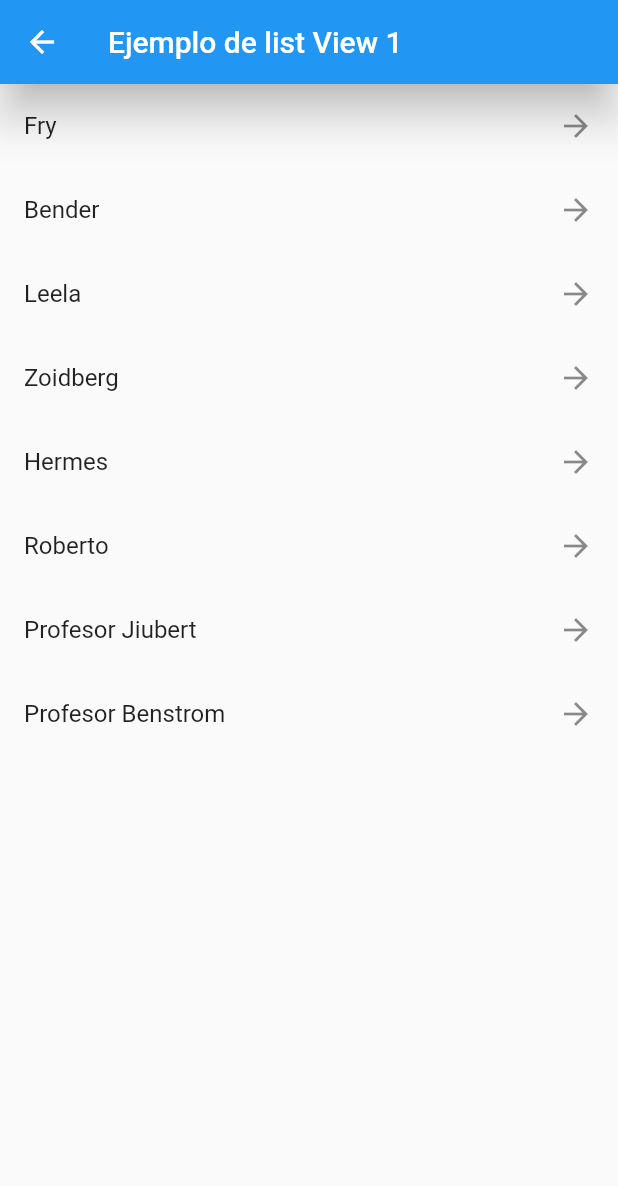
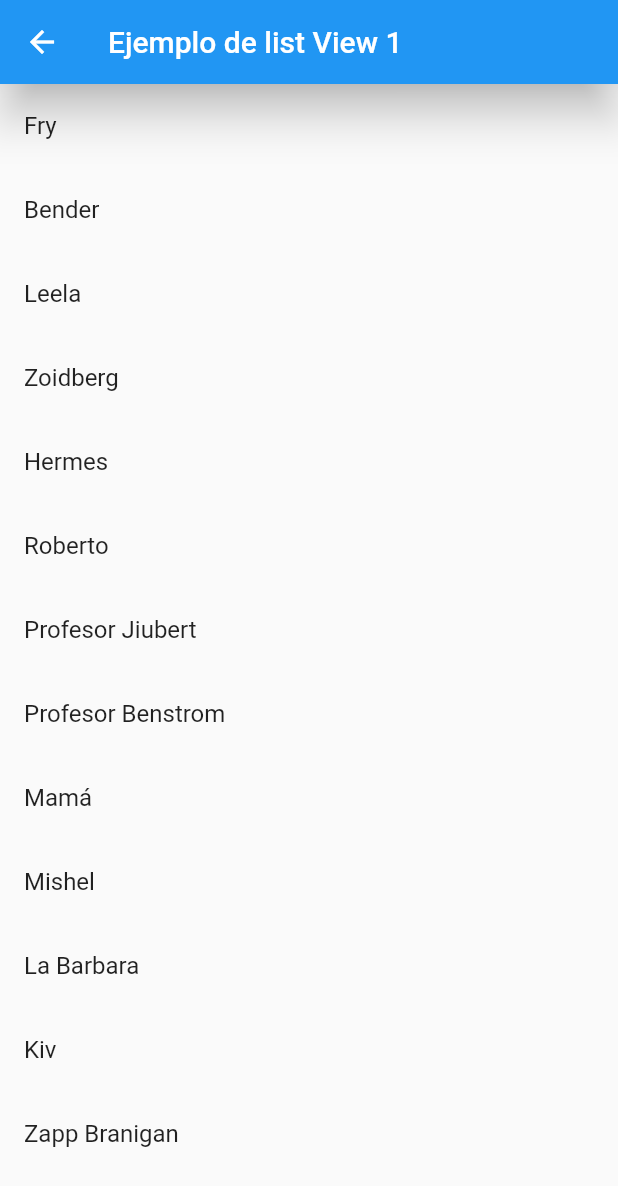
Before and after one commit to rafaelmad97/Practicas-2Flutter, a Flutter app: the ListViewPage screen opened by its route, on a phone screen of 412 x 824 dp. Shown: the top 1186 px of the screen. Run offline on Flutter 3.47's test engine with Material 2 defaults, Android fonts, the phone set to English and light mode, and no system bars.

Commit message:
se incluyó un modelo de datos para añadir de forma dinamica las listas, se ha incluido el modelado de items para generar los componentes

```diff
--- a/lib/App.dart
+++ b/lib/App.dart
@@ -6,8 +6,8 @@ class App extends StatelessWidget {
   Widget build(BuildContext context) {
     return MaterialApp(
       debugShowCheckedModeBanner: false,
-      routes: AppRoutes.routes,
-      initialRoute: AppRoutes.initRoute,
+      routes: AppRoutes.getAllRoutes(context),
+      initialRoute: AppRoutes.getInitRoute(),
     );
   }
 }
--- a/lib/Routes.dart
+++ b/lib/Routes.dart
@@ -1,17 +1,86 @@
 import 'package:flutter/material.dart';
+import 'package:modulo2_componentesflutter/models/MenuOpciones.dart';
 import 'package:modulo2_componentesflutter/pages/Home.dart';
 import 'package:modulo2_componentesflutter/pages/ListView.dart';
 import 'package:modulo2_componentesflutter/pages/ListView2.dart';
 import 'package:modulo2_componentesflutter/pages/TiposdeListView.dart';
 
 class AppRoutes {
-  static const initRoute = "homepage";
-  static Map<String, Widget Function(BuildContext)> routes = {
-    "homepage": (context) => HomePage(),
-    "listtypes": (context) => TiposdeListViewPage(),
-    "listview": (context) => ListViewPage(),
-    "listview2": (context) => ListView2Page(),
-  };
+  static const _initRoute = "homepage";
+  static final List<MenuOpciones> _ListaRutas = [
+    MenuOpciones(
+        route: "homepage",
+        icon: Icons.home,
+        label: "Pagina Inicio",
+        Screens: HomePage()),
+    MenuOpciones(
+        route: "listtypes",
+        icon: Icons.list,
+        label: "Tipos de Lista",
+        Screens: TiposdeListViewPage()),
+    MenuOpciones(
+        route: "listview",
+        icon: Icons.list_rounded,
+        label: "Lista 1",
+        ParentRoute: "listtypes",
+        Screens: ListViewPage()),
+    MenuOpciones(
+        route: "listview2",
+        icon: Icons.list_alt,
+        label: "Lista 2",
+        ParentRoute: "listtypes",
+        Screens: ListView2Page()),
+    MenuOpciones(
+        route: "cards",
+        icon: Icons.card_giftcard,
+        label: "Tarjetas",
+        Screens: ListView2Page()),
+    MenuOpciones(
+        route: "alerts",
+        icon: Icons.add_alert,
+        label: "Alertas",
+        Screens: ListView2Page()),
+  ];
+
+  static String getInitRoute() => _initRoute;
+
+  static bool _filtroItems(MenuOpciones element, String? parentRoute) {
+    if (parentRoute == null) {
+      return true;
+    }
+    if (parentRoute == "HomePageOptions") {
+      return element.route != "homepage" && element.ParentRoute == null;
+    }
+    return element.ParentRoute == parentRoute;
+  }
+
+  static _getListaRutas({String? parentRoute}) =>
+      _ListaRutas.where((element) => _filtroItems(element, parentRoute))
+          .map((e) => ({e.route: (buildContext) => e.Screens}));
+
+  static getListaRutas({String? parentRoute}) =>
+      _ListaRutas.where((e) => _filtroItems(e, parentRoute)).toList();
+
+  static Map<String, Widget Function(BuildContext)> getAllRoutes(
+      BuildContext context) {
+    var lista = _getListaRutas();
+    Map<String, Widget Function(BuildContext)> routes = {};
+    for (final items in lista) {
+      routes.addAll(items);
+    }
+    return routes;
+  }
+
+  static Map<String, Widget Function(BuildContext)> getRouteByParent(
+      String parentRoute, BuildContext buildContext) {
+    var listas = _getListaRutas(parentRoute: parentRoute);
+    Map<String, Widget Function(BuildContext)> routes = {};
+    for (final items in listas) {
+      routes.addAll(items);
+    }
+
+    return routes;
+  }
 
   static Route<dynamic> onGenerateRoute(settings) {
     return MaterialPageRoute(builder: (context) => HomePage());
--- /dev/null
+++ b/lib/models/MenuOpciones.dart
@@ -0,0 +1,16 @@
+import 'package:flutter/material.dart';
+
+class MenuOpciones {
+  final String route;
+  final IconData icon;
+  final String label;
+  final Widget Screens;
+  final String? ParentRoute;
+
+  MenuOpciones(
+      {required this.route,
+      required this.icon,
+      required this.label,
+      required this.Screens,
+      this.ParentRoute});
+}
--- /dev/null
+++ b/lib/models/defaultValues/PersonajesFuturama.dart
@@ -0,0 +1,17 @@
+import 'package:modulo2_componentesflutter/models/ListaItems.dart';
+
+final List<ListaItems> PersonajesFuturama = [
+  ListaItems(Nombre: "Fry"),
+  ListaItems(Nombre: "Bender"),
+  ListaItems(Nombre: "Leela"),
+  ListaItems(Nombre: "Zoidberg"),
+  ListaItems(Nombre: "Hermes"),
+  ListaItems(Nombre: "Roberto"),
+  ListaItems(Nombre: "Profesor Jiubert"),
+  ListaItems(Nombre: "Profesor Benstrom"),
+  ListaItems(Nombre: "Mamá"),
+  ListaItems(Nombre: "Mishel"),
+  ListaItems(Nombre: "La Barbara"),
+  ListaItems(Nombre: "Kiv"),
+  ListaItems(Nombre: "Zapp Branigan"),
+];
--- a/lib/pages/ListView.dart
+++ b/lib/pages/ListView.dart
@@ -1,29 +1,17 @@
 import 'package:flutter/material.dart';
+import 'package:modulo2_componentesflutter/models/defaultValues/PersonajesFuturama.dart';
 
 class ListViewPage extends StatelessWidget {
   @override
   Widget build(BuildContext context) {
-    final items = [
-      "Fry",
-      "Bender",
-      "Leela",
-      "Zoidberg",
-      "Hermes",
-      "Roberto",
-      "Profesor Jiubert",
-      "Profesor Benstrom"
-    ];
-
     return Scaffold(
         appBar: AppBar(
           title: const Text("Ejemplo de list View 1"),
           elevation: 12,
         ),
         body: ListView(children: [
-          ...items.map((personaje) => ListTile(
-                trailing: const Icon(Icons.arrow_forward_sharp),
-                title: Text(personaje),
-                onTap: () {},
+          ...PersonajesFuturama.map((personaje) => ListTile(
+                title: Text(personaje.Nombre),
               ))
         ]));
   }
```
Also changed, not shown: lib/models/ListaItems.dart (added, +9 -0 lines), lib/pages/Home.dart (+7 -15 lines), lib/pages/TiposdeListView.dart (+10 -19 lines).
